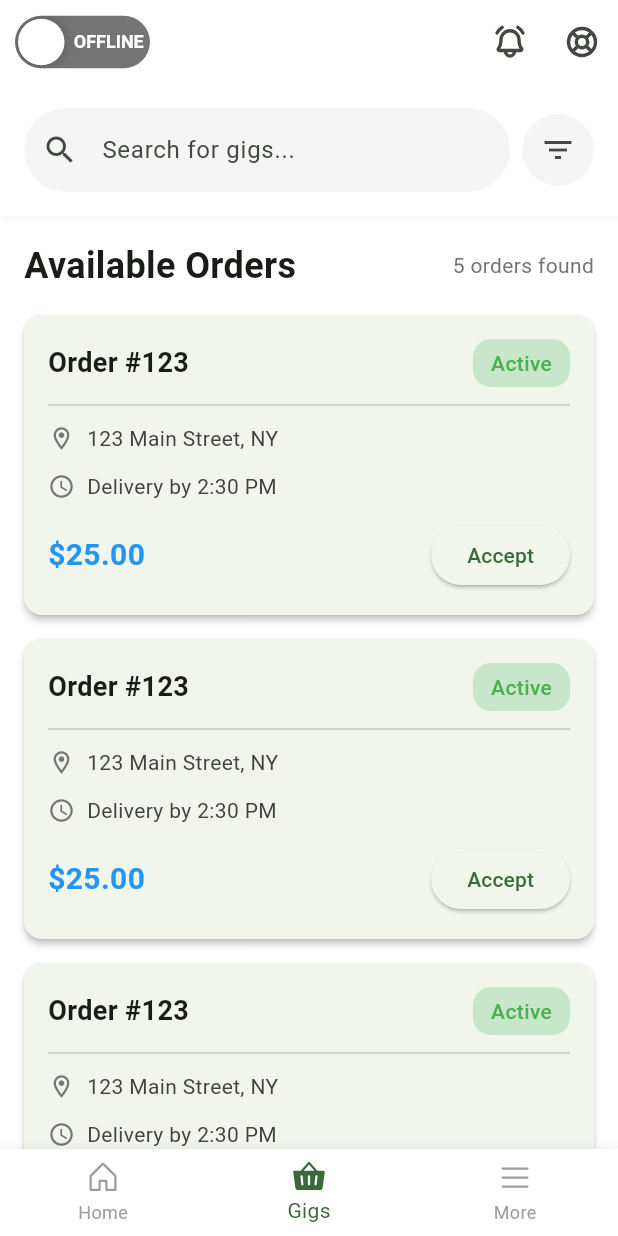
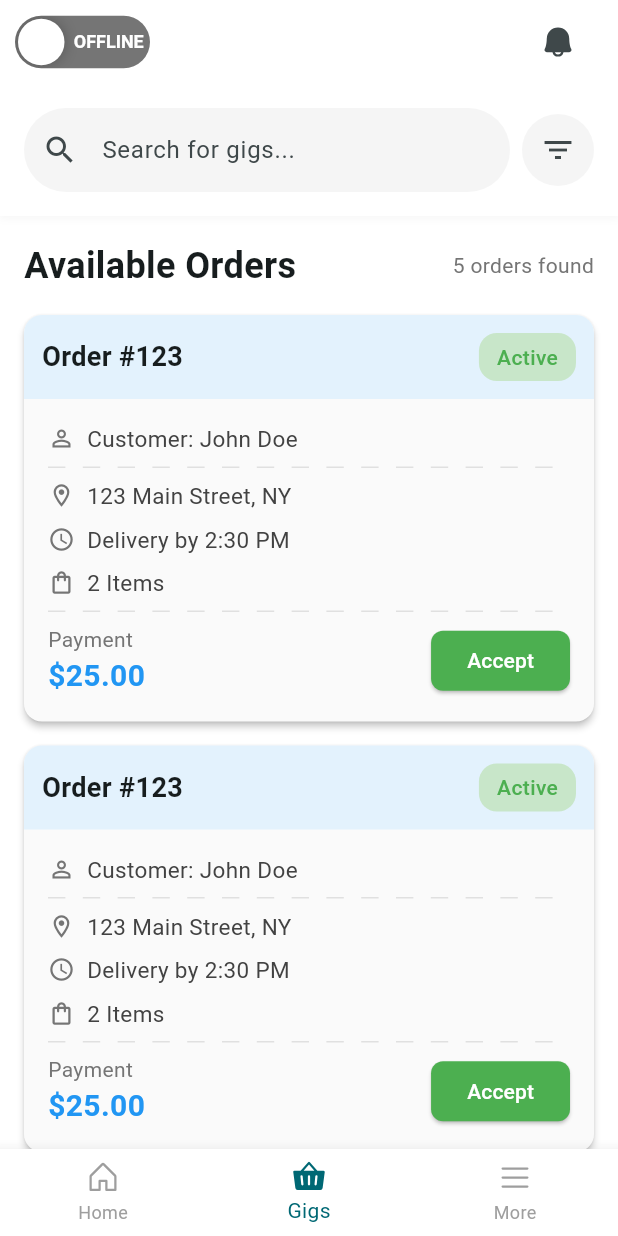
Before and after one commit to heysagnik/delivery, a Flutter app: the screen it shows after launch, item 2 of the bottom bar chosen, on a phone screen of 412 x 824 dp. Run offline on Flutter 3.47's test engine with Material 3 defaults, Android fonts, the phone set to English and light mode, and no system bars; drawn by our look-alikes of flutter_advanced_switch; our stand-ins replace carousel_slider, phosphor_flutter.

Commit message:
refactor OrderCard layout and enhance UI elements for better readability

```diff
--- a/lib/app.dart
+++ b/lib/app.dart
@@ -67,17 +67,15 @@ class _AppScreenState extends State<AppScreen> {
             )),
         actions: [
           IconButton(
-            icon: Icon(PhosphorIconsBold.bellRinging),
+            icon: Icon(
+              PhosphorIconsFill.bell,
+              size: 24,
+            ),
             onPressed: () {
               // Notification functionality
             },
           ),
-          IconButton(
-            icon: Icon(PhosphorIconsBold.lifebuoy),
-            onPressed: () {
-              // Help functionality
-            },
-          )
+          SizedBox(width: 16),
         ],
       ),
       body: IndexedStack(
--- a/lib/gigs.dart
+++ b/lib/gigs.dart
@@ -267,15 +267,22 @@ class OrderCard extends StatelessWidget {
       elevation: 2,
       margin: const EdgeInsets.only(bottom: 16),
       shape: RoundedRectangleBorder(borderRadius: BorderRadius.circular(12)),
+      color: Colors.grey[50], // Added lightest grey background color
       child: InkWell(
         onTap: () => _showOrderDetails(context),
         borderRadius: BorderRadius.circular(12),
-        child: Padding(
-          padding: const EdgeInsets.all(16),
         child: Column(
-            crossAxisAlignment: CrossAxisAlignment.start,
           children: [
-              Row(
+            Container(
+              padding: const EdgeInsets.all(12),
+              decoration: BoxDecoration(
+                color: Colors.blue.shade50,
+                borderRadius: const BorderRadius.only(
+                  topLeft: Radius.circular(12),
+                  topRight: Radius.circular(12),
+                ),
+              ),
+              child: Row(
                 mainAxisAlignment: MainAxisAlignment.spaceBetween,
                 children: [
                   const Text(
@@ -288,14 +295,40 @@ class OrderCard extends StatelessWidget {
                   _buildStatusChip(),
                 ],
               ),
-              const Divider(height: 24),
-              _buildInfoRow(Icons.location_on_outlined, '123 Main Street, NY'),
-              const SizedBox(height: 12),
+            ),
+            Padding(
+              padding: const EdgeInsets.all(16),
+              child: Column(
+                crossAxisAlignment: CrossAxisAlignment.start,
+                children: [
+                  _buildInfoRow(Icons.person_outline, 'Customer: John Doe'),
+                  const Padding(
+                    padding: EdgeInsets.symmetric(vertical: 8),
+                    child: DashedDivider(),
+                  ),
+                  _buildInfoRow(
+                      Icons.location_on_outlined, '123 Main Street, NY'),
+                  const SizedBox(height: 8),
                   _buildInfoRow(Icons.access_time, 'Delivery by 2:30 PM'),
-              const SizedBox(height: 12),
+                  const SizedBox(height: 8),
+                  _buildInfoRow(Icons.shopping_bag_outlined, '2 Items'),
+                  const Padding(
+                    padding: EdgeInsets.symmetric(vertical: 8),
+                    child: DashedDivider(),
+                  ),
                   Row(
                     mainAxisAlignment: MainAxisAlignment.spaceBetween,
                     children: [
+                      Column(
+                        crossAxisAlignment: CrossAxisAlignment.start,
+                        children: [
+                          Text(
+                            'Payment',
+                            style: TextStyle(
+                              fontSize: 14,
+                              color: Colors.grey[600],
+                            ),
+                          ),
                           const Text(
                             '\$25.00',
                             style: TextStyle(
@@ -304,14 +337,25 @@ class OrderCard extends StatelessWidget {
                               color: Colors.blue,
                             ),
                           ),
+                        ],
+                      ),
                       ElevatedButton(
                         onPressed: () => _acceptOrder(context),
+                        style: ElevatedButton.styleFrom(
+                          backgroundColor: Colors.green,
+                          foregroundColor: Colors.white,
+                          shape: RoundedRectangleBorder(
+                            borderRadius: BorderRadius.circular(8),
+                          ),
+                        ),
                         child: const Text('Accept'),
                       ),
                     ],
                   ),
                 ],
               ),
+            ),
+          ],
         ),
       ),
     );
@@ -341,7 +385,10 @@ class OrderCard extends StatelessWidget {
         const SizedBox(width: 8),
         Text(
           text,
-          style: TextStyle(color: Colors.grey[800]),
+          style: TextStyle(
+            color: Colors.grey[800],
+            fontSize: 15,
+          ),
         ),
       ],
     );
@@ -359,3 +406,23 @@ class OrderCard extends StatelessWidget {
     );
   }
 }
+
+// Add this new widget for a dashed divider to make it look more like a receipt
+class DashedDivider extends StatelessWidget {
+  const DashedDivider({super.key});
+
+  @override
+  Widget build(BuildContext context) {
+    return Row(
+      children: List.generate(
+        30,
+        (index) => Expanded(
+          child: Container(
+            color: index % 2 == 0 ? Colors.grey.shade300 : Colors.transparent,
+            height: 1,
+          ),
+        ),
+      ),
+    );
+  }
+}
--- a/lib/main.dart
+++ b/lib/main.dart
@@ -14,7 +14,7 @@ class MyApp extends StatelessWidget {
       debugShowCheckedModeBanner: false,
       title: 'delivery',
       theme: ThemeData(
-        colorScheme: ColorScheme.fromSeed(seedColor: Colors.green),
+        colorScheme: ColorScheme.fromSeed(seedColor: Colors.grey.shade50),
         useMaterial3: true,
       ),
       home: const AppScreen(),
```
Lines whose indentation alone changed are shown as unchanged.
